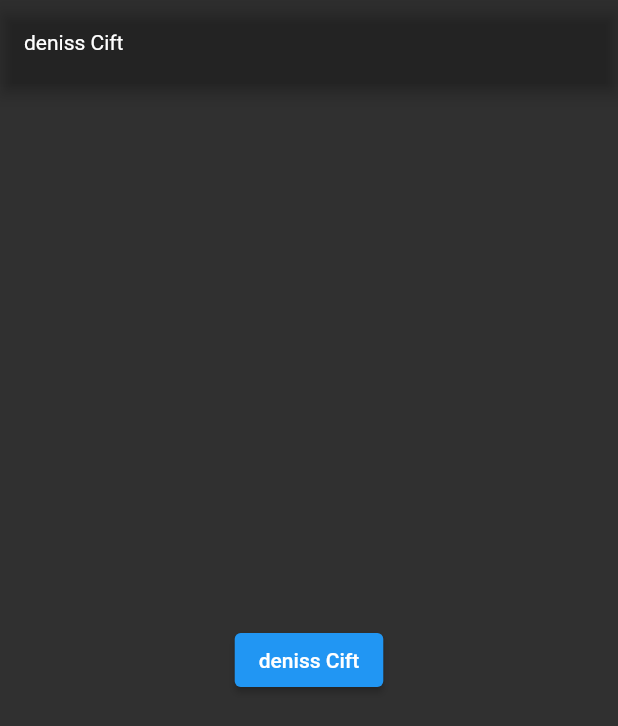
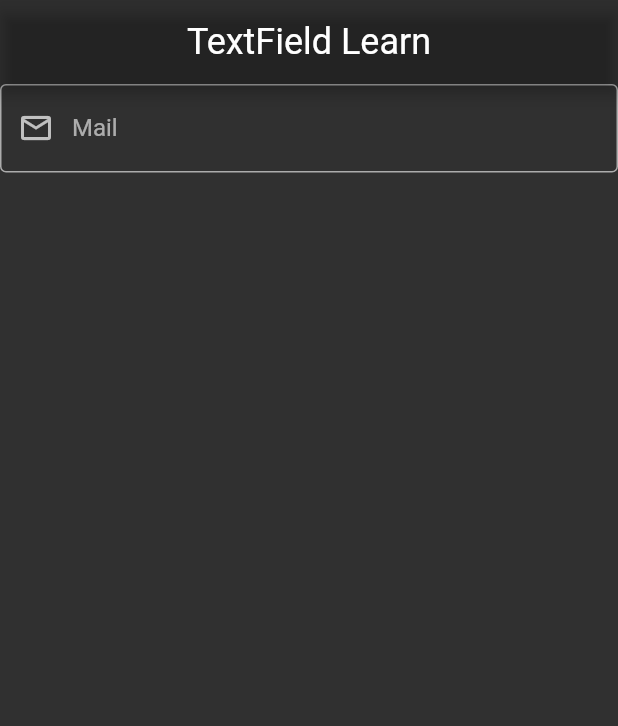
Before and after one commit to drgndenis/one_hundred_days_of_code, a Flutter app: the screen it shows after launch, on a phone screen of 412 x 824 dp. Shown: the top 726 px of the screen. Run offline on Flutter 3.47's test engine with Material 2 defaults, Android fonts, the phone set to English and light mode, and no system bars.

Commit message:
Day-6 Textfield and Textfield's properties added

```diff
--- /dev/null
+++ b/lib/Day-6/text_field_learn.dart
@@ -0,0 +1,58 @@
+import 'package:flutter/material.dart';
+
+import '../language/language_items.dart';
+
+class TextfieldLearn extends StatefulWidget {
+  const TextfieldLearn({super.key});
+
+  @override
+  State<TextfieldLearn> createState() => _TextfieldLearnState();
+}
+
+class _TextfieldLearnState extends State<TextfieldLearn> {
+  @override
+  Widget build(BuildContext context) {
+    return Scaffold(
+      appBar: AppBar(
+        title: Text(
+          LanguageItems.textfieldAppBar,
+          style: Theme.of(context).textTheme.headline5,
+        ),
+      ),
+      body: TextField(
+        maxLength: 20,
+        buildCounter: (BuildContext context,
+            {int? currentLength, bool? isFocused, int? maxLength}) {
+          return Container(
+            height: 10,
+            width: 40,
+            color: Colors.green[100 * (currentLength ?? 0)],
+          );
+        },
+        // klavyede @ isareti ekliyor
+        keyboardType: TextInputType.emailAddress,
+
+        // otomatik tamamlama kısmında mailleri gosterir
+        autofillHints: const [AutofillHints.email],
+
+        // Klavyemizin sag tarafinda bulunan buttton icin
+        textInputAction: TextInputAction.next,
+        decoration: _InputDecorator().email,
+      ),
+    );
+  }
+}
+
+class _InputDecorator {
+  final email = const InputDecoration(
+    prefixIcon: Icon(Icons.mail_outline_outlined),
+
+    // Componenti kutulu hale getirme
+    // border: OutlineInputBorder(),
+    labelText: LanguageItems.mail,
+
+    // arka plan rengi filled kismini da true yapmamiz gerekiyor
+    // fillColor: Colors.transparent,
+    // filled: true,
+  );
+}
--- a/lib/language/language_items.dart
+++ b/lib/language/language_items.dart
@@ -1,3 +1,5 @@
 class LanguageItems {
   static const String helloTitle = 'Merhaba';
+  static const String mail = 'Mail';
+  static const String textfieldAppBar = 'TextField Learn';
 }
--- a/lib/main.dart
+++ b/lib/main.dart
@@ -1,7 +1,5 @@
 import 'package:flutter/material.dart';
-import 'Day-5/page_view_learn.dart';
-import 'Day-5/statefull_learn.dart';
-import 'Day-5/statefull_life_cycle_learn.dart';
+import 'Day-6/text_field_learn.dart';
 
 void main() {
   runApp(const MyApp());
@@ -25,12 +23,15 @@ class MyApp extends StatelessWidget {
                   RoundedRectangleBorder(
                       borderRadius: BorderRadius.circular(25)),
             ),
+            inputDecorationTheme: const InputDecorationTheme(
+                filled: true,
+                fillColor: Colors.transparent,
+                iconColor: Colors.red,
+                border: OutlineInputBorder()),
             appBarTheme: const AppBarTheme(
-                // centerTitle: true,
+                centerTitle: true,
                 backgroundColor: Colors.transparent,
                 titleTextStyle: TextStyle(color: Colors.white))),
-        home: const StatefullLifeCyleLearn(
-          message: 'deniss',
-        ));
+        home: const TextfieldLearn());
   }
 }
```
